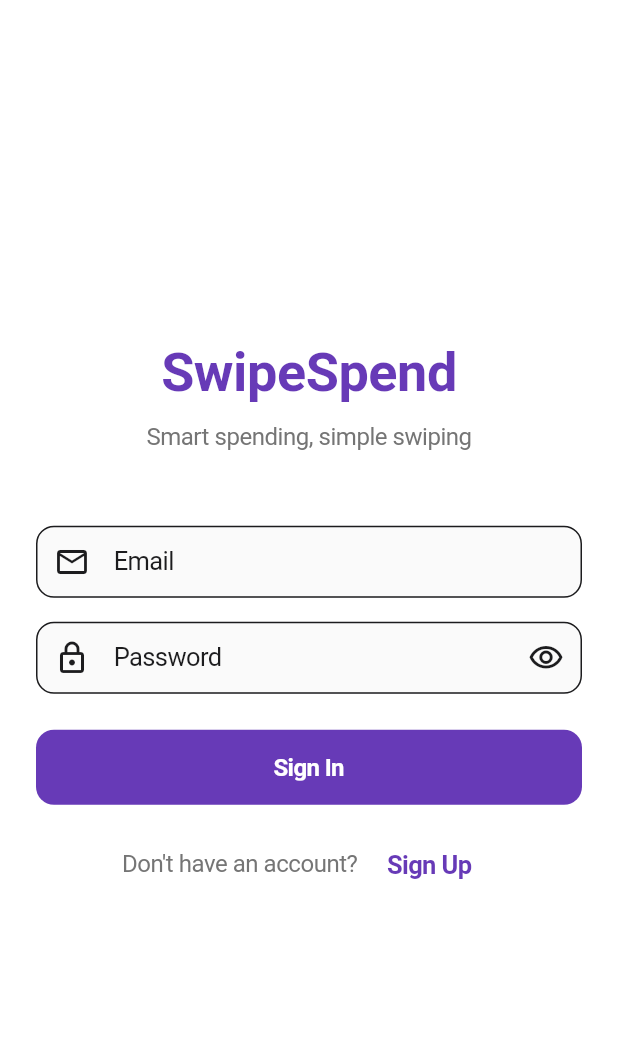
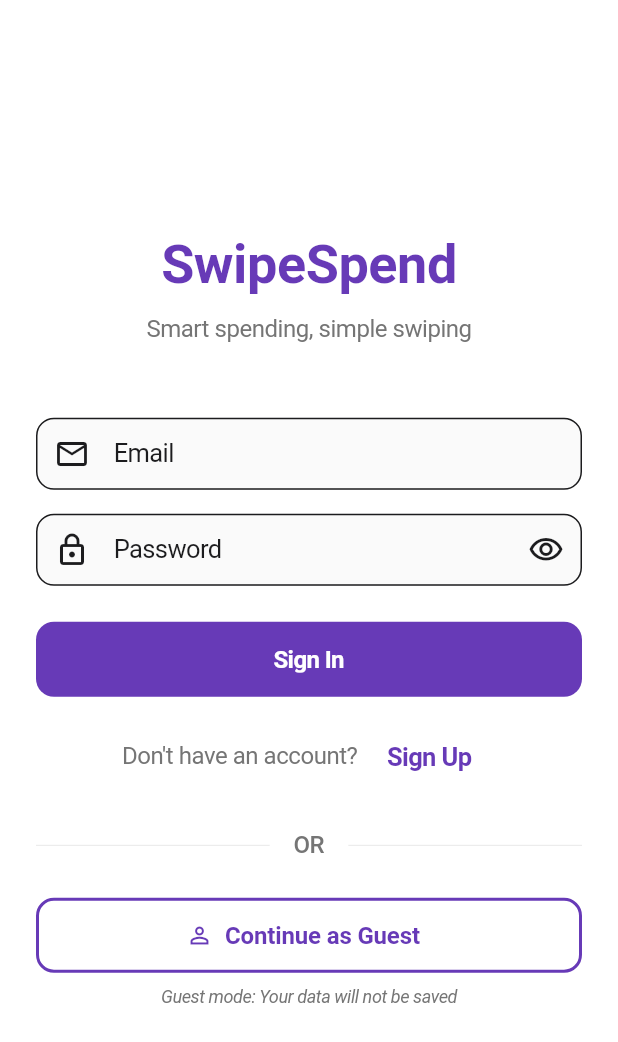
Before and after one commit to grantgoodstein98-max/-swipe-spend, a Flutter app: the screen it shows after launch, on a phone screen of 412 x 824 dp. Shown: the top 1042 px of the screen. Run offline on Flutter 3.47's test engine with Material 3 defaults, Android fonts, the phone set to English and light mode, and no system bars; our stand-ins replace cloud_firestore, csv, file_picker, firebase_auth, firebase_core, fl_chart and 3 more; missing offline and left inert: excel; accounts and stored records are empty.

Commit message:
Add guest mode feature with no data persistence
Implemented guest mode to allow users to explore the app without authentication. Guest mode provides full app functionality but doesn't save any data to the backend.

Changes:
- Created GuestModeProvider to manage guest session state
- Added "Continue as Guest" button to login screen with clear messaging
- Updated AuthWrapper to support guest mode routing
- Modified settings screen to show guest status and exit option
- Guest users see "Exit Guest Mode" instead of "Sign Out"
- All guest data is ephemeral and lost when exiting

🤖 Generated with [Claude Code](https://claude.com/claude-code)

Co-Authored-By: Claude <noreply@anthropic.com>

```diff
--- a/lib/main.dart
+++ b/lib/main.dart
@@ -7,6 +7,7 @@ import 'providers/category_provider.dart';
 import 'providers/budget_provider.dart';
 import 'providers/theme_provider.dart';
 import 'providers/chat_provider.dart';
+import 'providers/guest_mode_provider.dart';
 import 'widgets/auth_wrapper.dart';
 import 'screens/home_screen.dart';
 
@@ -28,6 +29,7 @@ class MyApp extends StatelessWidget {
   Widget build(BuildContext context) {
     return MultiProvider(
       providers: [
+        ChangeNotifierProvider(create: (_) => GuestModeProvider()),
         ChangeNotifierProvider(create: (_) => ThemeProvider()),
         ChangeNotifierProvider(create: (_) => TransactionProvider()),
         ChangeNotifierProvider(create: (_) => CategoryProvider()),
--- /dev/null
+++ b/lib/providers/guest_mode_provider.dart
@@ -0,0 +1,27 @@
+import 'package:flutter/foundation.dart';
+
+/// Provider for managing guest mode state
+class GuestModeProvider extends ChangeNotifier {
+  bool _isGuestMode = false;
+
+  /// Check if user is in guest mode
+  bool get isGuestMode => _isGuestMode;
+
+  /// Enable guest mode
+  void enableGuestMode() {
+    _isGuestMode = true;
+    notifyListeners();
+  }
+
+  /// Disable guest mode (when user signs in/up)
+  void disableGuestMode() {
+    _isGuestMode = false;
+    notifyListeners();
+  }
+
+  /// Exit guest mode and return to login
+  void exitGuestMode() {
+    _isGuestMode = false;
+    notifyListeners();
+  }
+}
--- a/lib/screens/login_screen.dart
+++ b/lib/screens/login_screen.dart
@@ -1,5 +1,7 @@
 import 'package:flutter/material.dart';
+import 'package:provider/provider.dart';
 import '../services/auth_service.dart';
+import '../providers/guest_mode_provider.dart';
 import 'signup_screen.dart';
 import '../screens/home_screen.dart';
 
@@ -217,6 +219,67 @@ class _LoginScreenState extends State<LoginScreen> {
                         ),
                       ],
                     ),
+                    const SizedBox(height: 24),
+
+                    // Divider with "OR"
+                    Row(
+                      children: [
+                        Expanded(child: Divider(color: Colors.grey[300])),
+                        Padding(
+                          padding: const EdgeInsets.symmetric(horizontal: 16),
+                          child: Text(
+                            'OR',
+                            style: TextStyle(
+                              color: Colors.grey[600],
+                              fontWeight: FontWeight.w500,
+                            ),
+                          ),
+                        ),
+                        Expanded(child: Divider(color: Colors.grey[300])),
+                      ],
+                    ),
+                    const SizedBox(height: 24),
+
+                    // Continue as Guest Button
+                    SizedBox(
+                      height: 50,
+                      child: OutlinedButton.icon(
+                        onPressed: () {
+                          Provider.of<GuestModeProvider>(context, listen: false)
+                              .enableGuestMode();
+                        },
+                        icon: const Icon(Icons.person_outline),
+                        label: const Text(
+                          'Continue as Guest',
+                          style: TextStyle(
+                            fontSize: 16,
+                            fontWeight: FontWeight.w600,
+                          ),
+                        ),
+                        style: OutlinedButton.styleFrom(
+                          foregroundColor: Colors.deepPurple,
+                          side: const BorderSide(
+                            color: Colors.deepPurple,
+                            width: 2,
+                          ),
+                          shape: RoundedRectangleBorder(
+                            borderRadius: BorderRadius.circular(12),
+                          ),
+                        ),
+                      ),
+                    ),
+                    const SizedBox(height: 8),
+
+                    // Guest Mode Info
+                    Text(
+                      'Guest mode: Your data will not be saved',
+                      style: TextStyle(
+                        fontSize: 12,
+                        color: Colors.grey[600],
+                        fontStyle: FontStyle.italic,
+                      ),
+                      textAlign: TextAlign.center,
+                    ),
                   ],
                 ),
               ),
--- a/lib/widgets/auth_wrapper.dart
+++ b/lib/widgets/auth_wrapper.dart
@@ -1,7 +1,9 @@
 import 'package:flutter/material.dart';
 import 'package:firebase_auth/firebase_auth.dart';
+import 'package:provider/provider.dart';
 import '../screens/login_screen.dart';
 import '../screens/home_screen.dart';
+import '../providers/guest_mode_provider.dart';
 
 /// Wrapper widget that handles authentication state and routing
 class AuthWrapper extends StatelessWidget {
@@ -9,6 +11,14 @@ class AuthWrapper extends StatelessWidget {
 
   @override
   Widget build(BuildContext context) {
+    return Consumer<GuestModeProvider>(
+      builder: (context, guestModeProvider, _) {
+        // If in guest mode, show home screen without authentication
+        if (guestModeProvider.isGuestMode) {
+          return const HomeScreen();
+        }
+
+        // Otherwise, check Firebase authentication
         return StreamBuilder<User?>(
           stream: FirebaseAuth.instance.authStateChanges(),
           builder: (context, snapshot) {
@@ -30,5 +40,7 @@ class AuthWrapper extends StatelessWidget {
             return const LoginScreen();
           },
         );
+      },
+    );
   }
 }
```
Also changed, not shown: lib/screens/settings_screen.dart (+34 -16 lines). Lines whose indentation alone changed are shown as unchanged.
